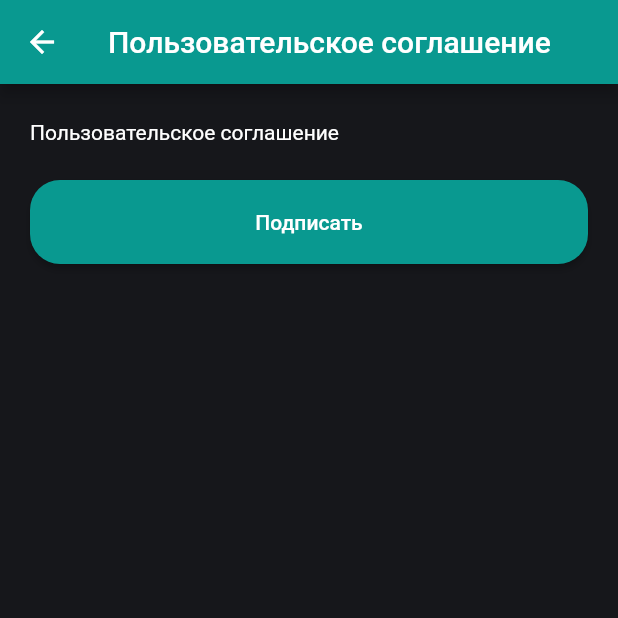
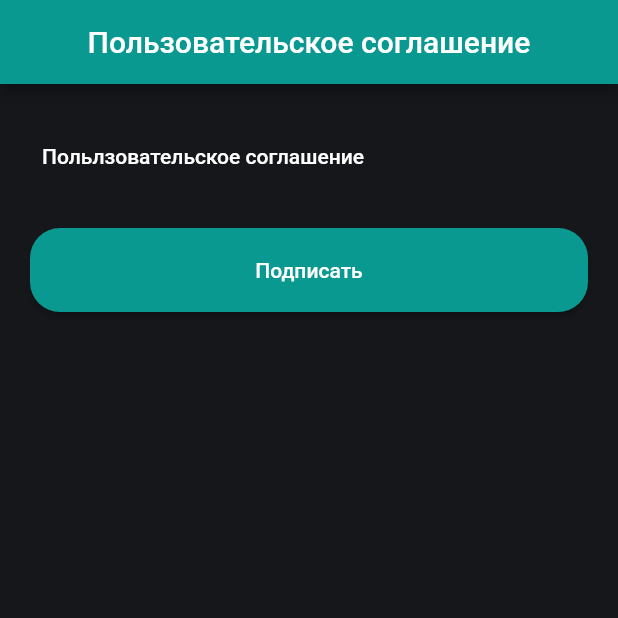
Before and after one commit to Kar1ch/vdole_mobile, a Flutter app: the NewMemberGen screen opened directly with empty values, on a phone screen of 412 x 824 dp, the top half of it. Run offline on Flutter 3.47's test engine with Material 2 defaults, Android fonts, the phone set to English and light mode, and no system bars; our stand-ins replace email_validator, flutter_secure_storage, flutter_spinkit; missing offline and left inert: xml_parser; accounts and stored records are empty; network calls fail.

Commit message:
Отредактирована навигация в приложении. Добавлены комментарии во все файлы

```diff
--- a/lib/presentaion/pages/home_page.dart
+++ b/lib/presentaion/pages/home_page.dart
@@ -6,8 +6,11 @@ import 'package:vdole_mobile/presentaion/pages/portfolio/portfolio.dart';
 import 'package:vdole_mobile/storage.dart';
 
 class HomePage extends StatefulWidget{
+
   const HomePage({Key? key, required this.model}) : super(key: key);
+
   final AppModel model;
+
   @override
   _HomePageState createState() => _HomePageState();//Единица указана до тех пор пока не прекратится отладка профиля
 
@@ -19,7 +22,9 @@ class _HomePageState extends State<HomePage>{
 
   @override
   Widget build(BuildContext context){
+    /// Проверка на авто-авторизацию
     widget.model.checkAuth();
+    /// Список страниц, на которые можно перейти с помощью нижней навигационной панели
     final List<Widget> _tabItems = [const RatingPage(), const PortfolioPage(), ProfilePage(model: widget.model)];
     return Scaffold(
       body: _tabItems[_activePage],
--- a/lib/presentaion/pages/loading.dart
+++ b/lib/presentaion/pages/loading.dart
@@ -2,6 +2,7 @@ import 'package:flutter/material.dart';
 import 'package:vdole_mobile/presentaion/colors.dart';
 import 'package:flutter_spinkit/flutter_spinkit.dart';
 
+/// Страница заглушка
 class LoadingPage extends StatelessWidget{
   const LoadingPage({Key? key}) : super(key: key);
 
--- a/lib/presentaion/pages/profile/newmembergen.dart
+++ b/lib/presentaion/pages/profile/newmembergen.dart
@@ -1,4 +1,3 @@
-import 'package:flutter/gestures.dart';
 import 'package:flutter/material.dart';
 import 'package:vdole_mobile/presentaion/colors.dart';
 import 'package:vdole_mobile/requests/requests.dart';
@@ -28,28 +27,18 @@ class NewMemberGen extends StatelessWidget{
         child: ListView(
             physics: const ClampingScrollPhysics(),
             children: <Widget>[
-              // Пользовательское соглашение
+              /// Пользовательское соглашение
               Container(
                   margin: const EdgeInsets.symmetric(vertical: 16, horizontal: 20),
                   child: Row(
                     children: [
-                      RichText(
-                          text: TextSpan(
-                              style: const TextStyle(color: DarkThemeColors.white),
-                              //text: 'Для создания аккаунта прочтите и подпишите',
-                              children:[
-                                TextSpan(
-                                    text: 'Пользовательское соглашение',
-                                    recognizer: TapGestureRecognizer()
-                                      ..onTap = () { launchUrl(Uri.dataFromString('https://drive.google.com')); }
-                                )
-                              ]
-                          )
-                      ),
+                      TextButton(
+                          onPressed:(){ launchUrl(Uri.dataFromString('https://drive.google.com')); },
+                          child: const Text('Польлзовательское соглашение', style: TextStyle(color: DarkThemeColors.white),))
                     ],
                   )
               ),
-              // Кнопка подписать
+              /// Кнопка подписать
               Container(
                 margin: const EdgeInsets.symmetric(vertical: 8, horizontal: 20),
                 child: ElevatedButton(
@@ -62,13 +51,16 @@ class NewMemberGen extends StatelessWidget{
                   ),
                   onPressed: () async {
                     try {
+                      /// Проведение запроса на генерацию PIN кода для нового пользователя
                       var response = await newMemberGen(email);
-                      // Парсинг ответа из xml в строку без тегов
+                      /// Парсинг ответа из xml в строку без тегов
                       var responseXmlText = response[1].toString();
                       ScaffoldMessenger.of(context).showSnackBar(SnackBar(
                         content: Text(responseXmlText),
-                        backgroundColor: DarkThemeColors.primary00,));
-                      Navigator.push(context, MaterialPageRoute(builder: (context) => NewMemberPin(email: email, model: model)));
+                        backgroundColor: DarkThemeColors.primary00,)
+                      );
+                      /// Переход на следующую страницу без возможности возврата на предыдущую
+                      Navigator.of(context).pushReplacement(MaterialPageRoute(builder: (context) => NewMemberPin(email: email, model: model)));
                     } finally {}
                   },
                   child: const Text("Подписать", style: TextStyle(color: DarkThemeColors.white),),
--- a/lib/storage.dart
+++ b/lib/storage.dart
@@ -1,5 +1,6 @@
 import 'package:flutter_secure_storage/flutter_secure_storage.dart';
 
+/// Класс отвечающий за хранение и изменение данных cookie пользователя
 class Storage{
   static const _secureStorage = FlutterSecureStorage();
 
@@ -8,6 +9,7 @@ class Storage{
   Future<void> delCookie() => _secureStorage.delete(key: 'cookie');
 }
 
+/// Класс собирающий данные о хранилище и авторизации пользователя
 class AppModel{
   final storage = Storage();
   var _isauth = false;
```
Also changed, not shown: lib/main.dart (+11 -3 lines), lib/presentaion/colors.dart (+4 -6 lines), lib/presentaion/pages/profile/memberpin.dart (+3 -7 lines), lib/presentaion/pages/profile/newmemberpin.dart (+14 -7 lines), lib/presentaion/pages/profile/profile_page.dart (+34 -42 lines), lib/requests/requests.dart (+7 -0 lines).
